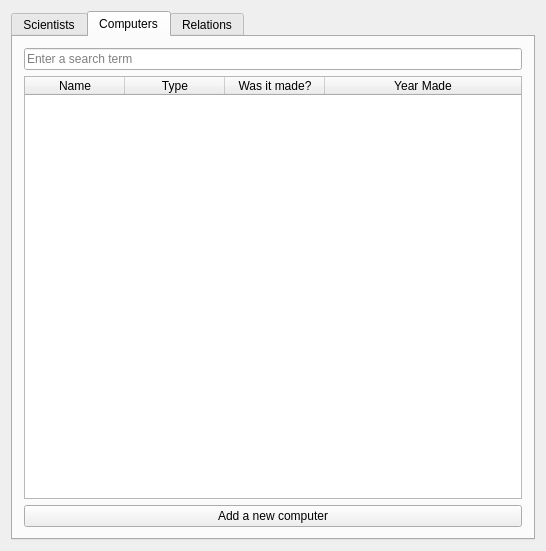
jonsig/verklegt-namskeid-1, file week3/mainwindow.ui: the form before one commit.
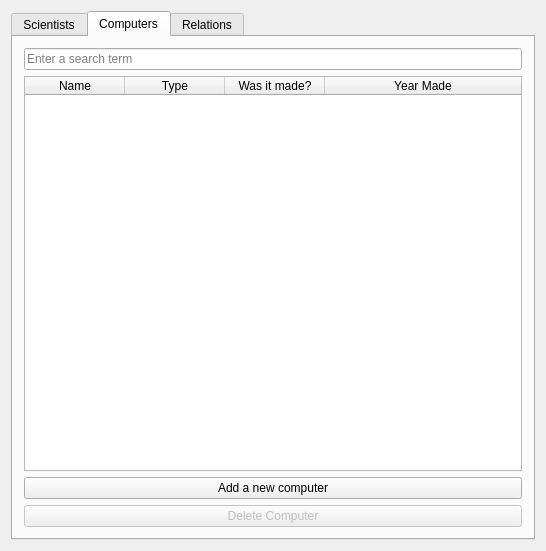
The form after the commit. The open tabs and pages were chosen to show the change.

Commit message: delete computer

```diff
--- a/week3/mainwindow.ui
+++ b/week3/mainwindow.ui
@@ -168,6 +168,16 @@
           </item>
          </layout>
         </item>
+        <item>
+         <widget class="QPushButton" name="deleteComputer">
+          <property name="enabled">
+           <bool>false</bool>
+          </property>
+          <property name="text">
+           <string>Delete Computer</string>
+          </property>
+         </widget>
+        </item>
        </layout>
       </widget>
       <widget class="QWidget" name="tablRelations">
```
Left out of the diff: 2 changed lines with no effect on the pictures. The commit also changes 6 other files.
